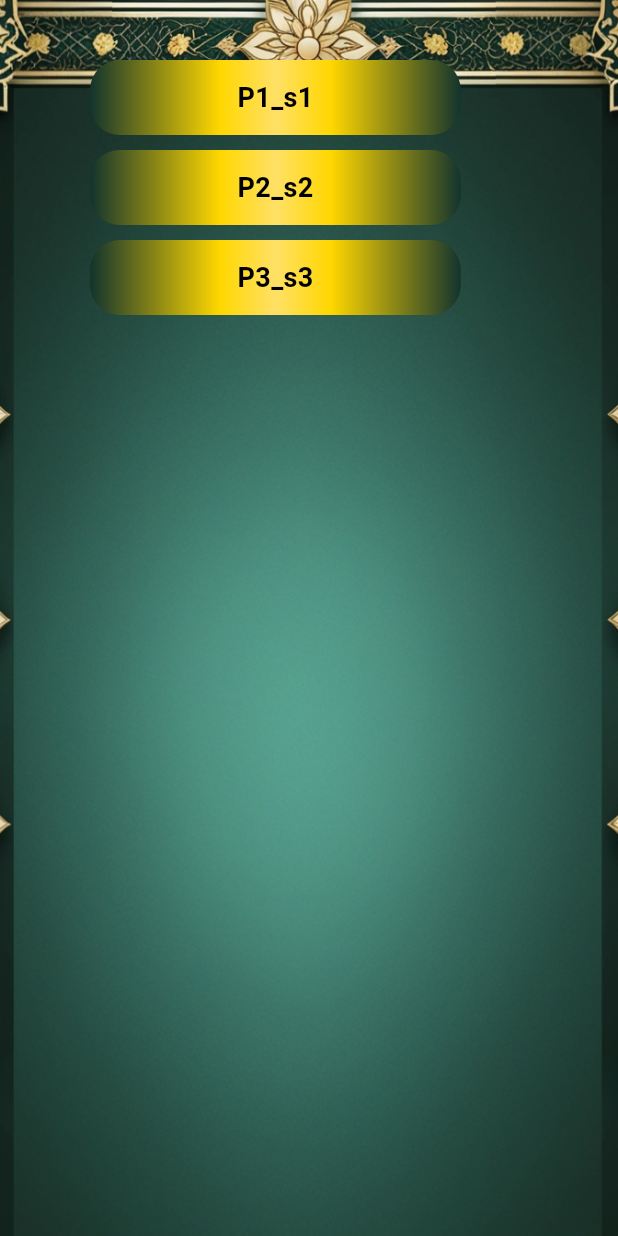
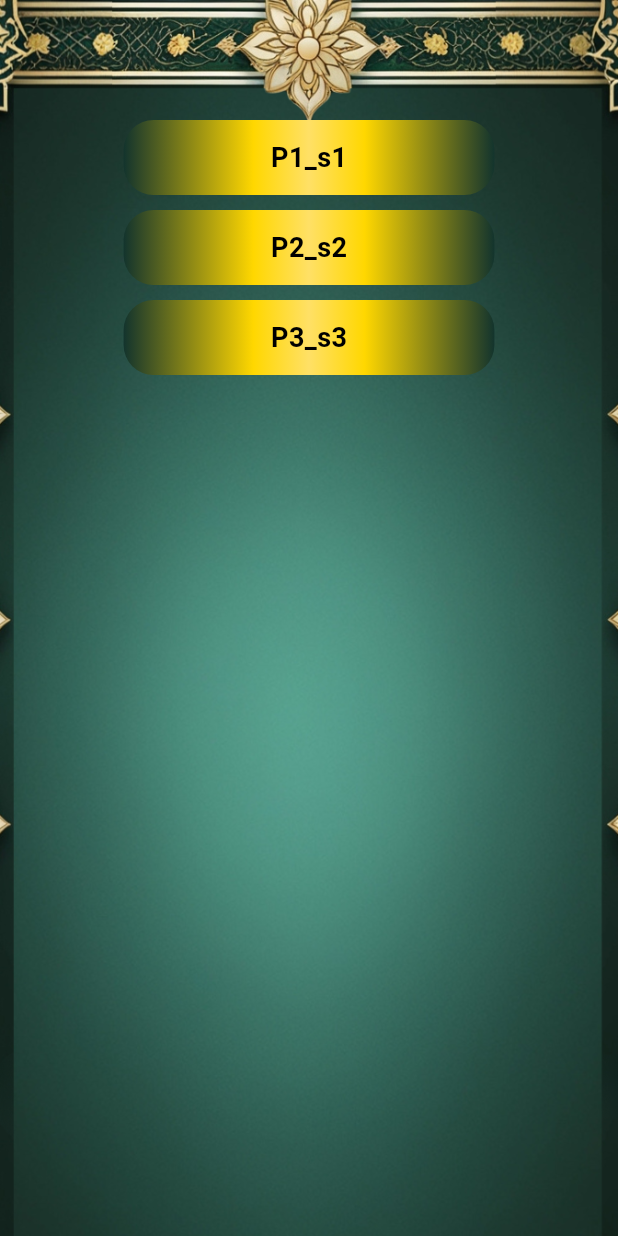
Before and after one commit to ahmadali369/makki-madani-qaida, a Flutter app: the TasbeehScreen screen opened directly, on a phone screen of 412 x 824 dp. Run offline on Flutter 3.47's test engine with Material 3 defaults, Android fonts, the phone set to English and light mode, and no system bars; our stand-ins replace animate_do, audioplayers, dots_indicator, geolocator, google_fonts; missing offline and left inert: flutter_qiblah.

Commit message:
fix - page buttons alignment

```diff
--- a/lib/Screens/Tasbeeh_Counter.dart
+++ b/lib/Screens/Tasbeeh_Counter.dart
@@ -53,27 +53,32 @@ class _TasbeehScreenState extends State<TasbeehScreen> {
             ),
           ),
 
-          Padding(
-            padding: const EdgeInsets.fromLTRB(60, 40, 0, 0),
-            child: SingleChildScrollView(
+          Center(
+            child: Container(
+              height: MediaQuery.of(context).size.height,
+              child: const SingleChildScrollView(
                 child: Column(
                   mainAxisAlignment: MainAxisAlignment.start,
                   crossAxisAlignment: CrossAxisAlignment.center,
                   children: [
 
+                    SizedBox(height: 80,),
 
-                  PageButton(name: "P1_s1", Page: const P1_S1()),
+                    PageButton(name: "P1_s1", Page: P1_S1()),
 
-                  const SizedBox(height: 10,),
+                    SizedBox(height: 10,),
 
-                  PageButton(name: "P2_s2", Page: const P2_S2()),
+                    PageButton(name: "P2_s2", Page: P2_S2()),
 
-                  const SizedBox(height: 10,),
+                    SizedBox(height: 10,),
 
-                  PageButton(name: "P3_s3", Page: const P3_S3()),
+                    PageButton(name: "P3_s3", Page: P3_S3()),
 
 
+                    ///   ---------------------------
+
                   ],
+                ),
               ),
             ),
           )
@@ -114,7 +119,7 @@ class _PageButtonState extends State<PageButton> {
         alignment: Alignment.center,
         width: MediaQuery.of(context).size.width * .6,
         decoration: BoxDecoration(
-          gradient: LinearGradient(
+          gradient: const LinearGradient(
             colors: [
               Color(0xFF13342d), // Dark Green
               Color(0xFFFFD700), // Gold
@@ -130,7 +135,7 @@ class _PageButtonState extends State<PageButton> {
         ),
         child: Text(
           widget.name,
-          style: TextStyle(
+          style: const TextStyle(
             color: Colors.black,
             fontSize: 18,
             fontWeight: FontWeight.bold,
```
Lines whose indentation alone changed are shown as unchanged.
